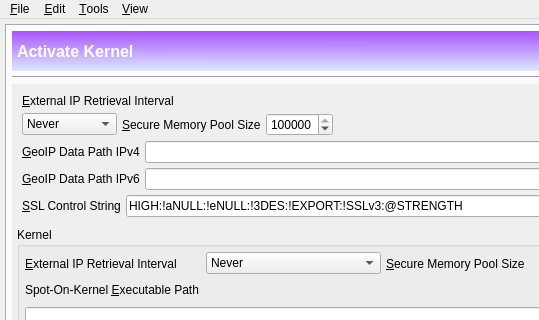
Before: the Qt Designer form branches/trunk/GoldBug-UI/spot-on-controlcenter.ui in textbrowser/spot-on, drawn with Qt 5; both pictures show x 0 to 539 and y 0 to 320 of the 660 by 800 pixel window.
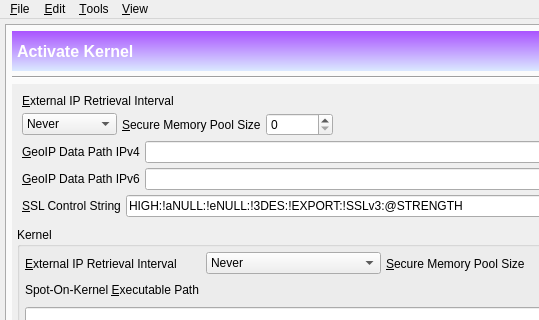
After: the same form once the commit is applied. The open tabs and pages were chosen to show the change. Icons and pictures are not drawn. Custom widgets are drawn as their Qt base class.

The edit to the form file:
```diff
--- a/branches/trunk/GoldBug-UI/spot-on-controlcenter.ui
+++ b/branches/trunk/GoldBug-UI/spot-on-controlcenter.ui
@@ -6625,7 +6625,7 @@
             <rect>
              <x>0</x>
              <y>0</y>
-             <width>848</width>
+             <width>812</width>
              <height>1155</height>
             </rect>
            </property>
@@ -6725,7 +6725,7 @@
                     <number>999999999</number>
                    </property>
                    <property name="value">
-                    <number>262144</number>
+                    <number>0</number>
                    </property>
                   </widget>
                  </item>
```
Left out of the diff: 4 changed lines with no effect on the pictures.
